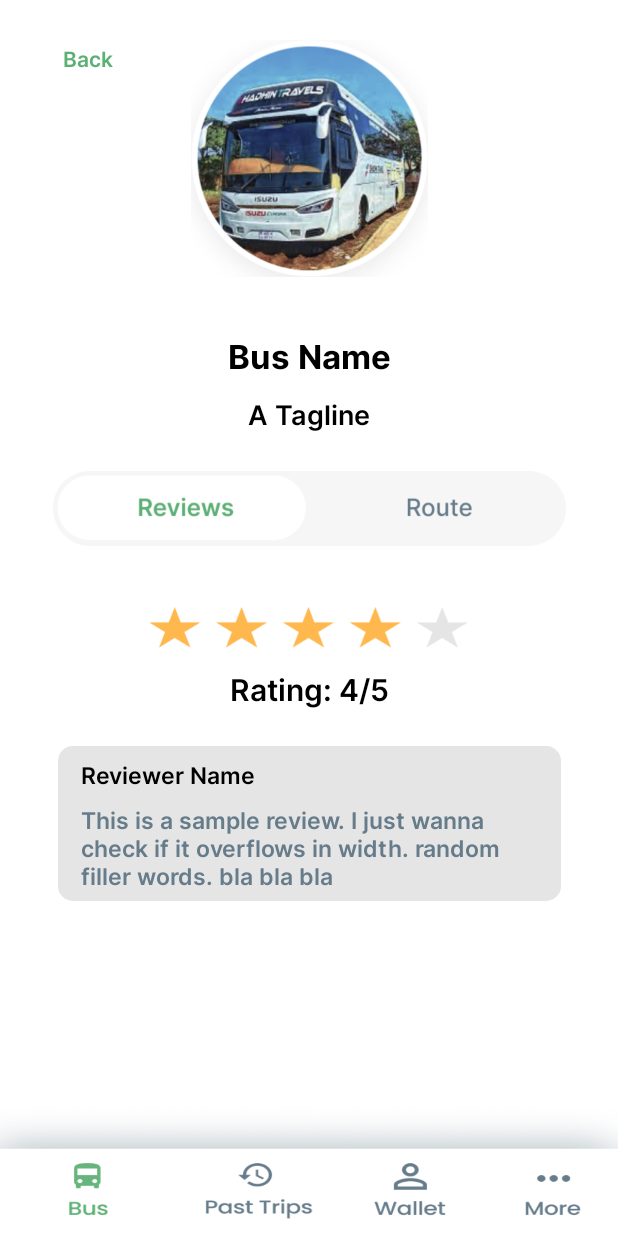
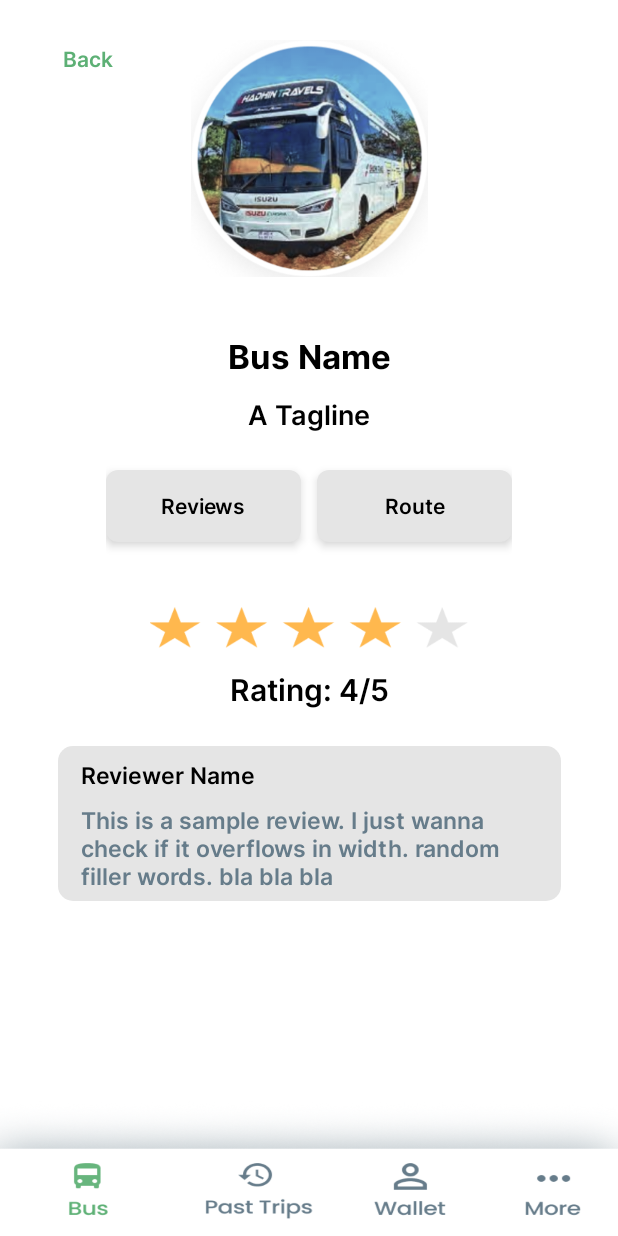
Before and after one commit to ksaifahmed/BusRadar, an Android app: the BusInfoReviewUI screen opened directly, with no data from a screen before it, on a phone screen of 412 x 824 dp. Run offline under Robolectric (Android 15) with nearby library versions, the phone set to English and light mode, and no system bars; Roboto replaces fonts that are not available here.

Commit message:
radio button for bus info ui

```diff
--- /dev/null
+++ b/app/src/main/res/drawable/radio_normal.xml
@@ -0,0 +1,6 @@
+<?xml version="1.0" encoding="UTF-8"?>
+<shape android:shape="rectangle" xmlns:android="http://schemas.android.com/apk/res/android">
+    <solid android:color='@color/background_grey'/>
+    <corners android:radius="8dp"/>
+    <padding android:left="0dp" android:top="0dp" android:right="0dp" android:bottom="0dp" />
+</shape>
--- /dev/null
+++ b/app/src/main/res/drawable/radio_selected.xml
@@ -0,0 +1,6 @@
+<?xml version="1.0" encoding="UTF-8"?>
+<shape android:shape="rectangle" xmlns:android="http://schemas.android.com/apk/res/android">
+    <solid android:color='@color/background_green'/>
+    <corners android:radius="8dp"/>
+    <padding android:left="0dp" android:top="0dp" android:right="0dp" android:bottom="0dp" />
+</shape>
--- /dev/null
+++ b/app/src/main/res/drawable/radio_selector.xml
@@ -0,0 +1,7 @@
+<?xml version="1.0" encoding="utf-8"?>
+<selector xmlns:android="http://schemas.android.com/apk/res/android">
+    <item android:state_checked="true"
+        android:drawable="@drawable/radio_selected"/>
+    <item android:state_checked="false"
+        android:drawable="@drawable/radio_normal"/>
+</selector>
--- /dev/null
+++ b/app/src/main/res/drawable/radio_text_color.xml
@@ -0,0 +1,7 @@
+<?xml version="1.0" encoding="utf-8"?>
+<selector xmlns:android="http://schemas.android.com/apk/res/android">
+    <item android:state_checked="true"
+        android:color="@color/green_dark_text"/>
+    <item android:state_checked="false"
+        android:color="@color/black"/>
+</selector>
--- a/app/src/main/res/layout/activity_bus_info_review_ui.xml
+++ b/app/src/main/res/layout/activity_bus_info_review_ui.xml
@@ -78,18 +78,55 @@
         app:layout_constraintVertical_bias="0.330" />
 
     <!-- slide button here -->
-    <ImageView
-        android:id="@+id/rev_route_slide_btn"
-        android:layout_width="342dp"
-        android:layout_height="50dp"
-        android:scaleType="centerCrop"
-        android:src="@drawable/slide_rev_route"
+    <LinearLayout
+        android:layout_width="wrap_content"
+        android:layout_height="wrap_content"
         app:layout_constraintBottom_toBottomOf="parent"
-        app:layout_constraintEnd_toEndOf="parent"
         app:layout_constraintHorizontal_bias="0.5"
-        app:layout_constraintStart_toStartOf="parent"
+        app:layout_constraintLeft_toLeftOf="parent"
+        app:layout_constraintRight_toRightOf="parent"
         app:layout_constraintTop_toTopOf="parent"
-        app:layout_constraintVertical_bias="0.406" />
+        app:layout_constraintVertical_bias="0.4"
+        android:gravity="center"
+        android:orientation="vertical">
+
+        <RadioGroup
+            android:layout_width="wrap_content"
+            android:layout_height="wrap_content"
+            android:orientation="horizontal">
+
+            <RadioButton
+                android:layout_width="130dp"
+                android:layout_height="wrap_content"
+                android:gravity="center"
+                android:text="@string/radio_btn_rev"
+                android:button="@color/white"
+                android:background="@drawable/radio_selector"
+                android:textColor="@drawable/radio_text_color"
+                android:fontFamily="@font/inter_semibold"
+                android:elevation="4dp"
+                android:layout_marginTop="16dp"
+                android:layout_marginBottom="16dp"
+                android:layout_marginRight="5dp"
+                />
+            <RadioButton
+                android:layout_width="130dp"
+                android:layout_height="wrap_content"
+                android:gravity="center"
+                android:text="@string/radio_btn_route"
+                android:button="@color/white"
+                android:background="@drawable/radio_selector"
+                android:textColor="@drawable/radio_text_color"
+                android:fontFamily="@font/inter_semibold"
+                android:elevation="4dp"
+                android:layout_marginTop="16dp"
+                android:layout_marginBottom="16dp"
+                android:layout_marginLeft="5dp"
+                />
+        </RadioGroup>
+
+    </LinearLayout>
+
     <!-- rate star here -->
     <ImageView
         android:id="@+id/rate_star_btn"
--- a/app/src/main/res/values/strings.xml
+++ b/app/src/main/res/values/strings.xml
@@ -39,4 +39,8 @@
     <string name="bus_info_map_guide">Map Guidance</string>
     <string name="bus_info_ticket_fare">Bus Ticket Fare</string>
     <string name="bus_info_fare_default">Tk. 30</string>
+
+    <!-- radio button -->
+    <string name="radio_btn_rev">Reviews</string>
+    <string name="radio_btn_route">Route</string>
 </resources>
```
Also changed, not shown: app/src/main/res/layout/activity_bus_info_route_ui.xml (+45 -9 lines).
